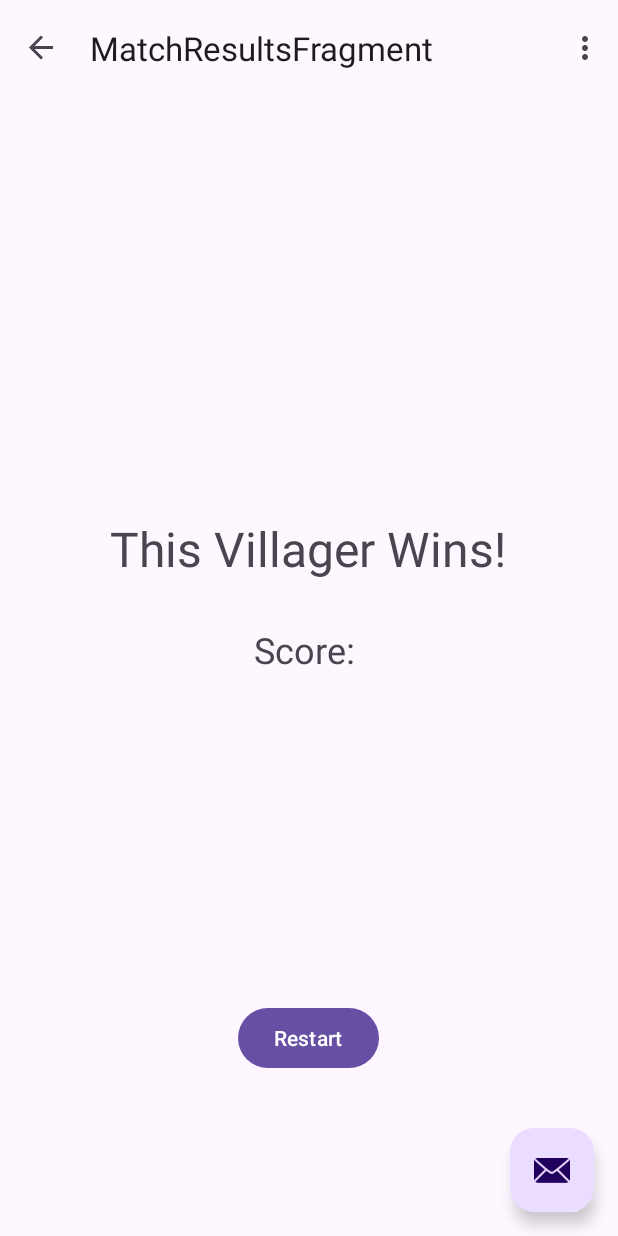
After one commit to averylg/MinecraftMarchMadness, an Android app: the MatchResultsFragment screen opened through its navigation route, on a phone screen of 412 x 824 dp. The commit adds this screen. Run offline under Robolectric (Android 15) with nearby library versions, the phone set to English and light mode, and no system bars; our stand-ins replace navigation-ui.

Commit message:
Modified fragment layout for match results, pushing other changes to github

```diff
--- a/AndroidApp/app/build.gradle.kts
+++ b/AndroidApp/app/build.gradle.kts
@@ -51,6 +51,10 @@ dependencies {
     implementation("com.google.firebase:firebase-database-ktx:21.0.0")
     implementation("io.socket:socket.io-client:2.0.0")
     implementation("com.tinder.scarlet:scarlet:0.1.12")
+    implementation("androidx.legacy:legacy-support-v4:1.0.0")
+    implementation("androidx.lifecycle:lifecycle-livedata-ktx:2.6.1")
+    implementation("androidx.lifecycle:lifecycle-viewmodel-ktx:2.6.1")
+    implementation("androidx.fragment:fragment-ktx:1.5.6")
 
     testImplementation("junit:junit:4.13.2")
     androidTestImplementation("androidx.test.ext:junit:1.1.5")
--- /dev/null
+++ b/AndroidApp/app/src/main/java/com/averylg/villagerng/MatchResultsFragment.kt
@@ -0,0 +1,81 @@
+package com.averylg.villagerng
+
+import android.os.Bundle
+import androidx.fragment.app.Fragment
+import android.view.LayoutInflater
+import android.view.View
+import android.view.ViewGroup
+import androidx.navigation.fragment.findNavController
+import com.averylg.villagerng.databinding.FragmentMatchResultsBinding
+import okhttp3.OkHttpClient
+import okhttp3.Request
+import okhttp3.WebSocket
+import okhttp3.WebSocketListener
+import okio.ByteString
+import org.json.JSONObject
+
+class MatchResultsFragment : Fragment() {
+
+    private var _binding: FragmentMatchResultsBinding? = null
+    private val binding get() = _binding!!
+
+
+    private lateinit var okSocketClient: OkHttpClient
+
+    override fun onCreateView(
+        inflater: LayoutInflater, container: ViewGroup?,
+        savedInstanceState: Bundle?
+    ): View? {
+
+        _binding = FragmentMatchResultsBinding.inflate(inflater, container, false)
+        return binding.root
+
+    }
+
+    override fun onViewCreated(view: View, savedInstanceState: Bundle?) {
+        super.onViewCreated(view, savedInstanceState)
+
+        okSocketClient = OkHttpClient()
+
+        val request = Request.Builder()
+            .url("ws://10.0.2.2:8081")
+            .build()
+
+        val webSocketListener = object : WebSocketListener() {
+            override fun onMessage(webSocket: WebSocket, bytes: ByteString) {
+                val winnerLabel = binding.winner
+                val score = binding.score
+
+                val msg = JSONObject(bytes.utf8())
+                val winnerText = msg.getString("winner")
+
+                val villager1 = msg.getJSONObject("villager1")
+                val villager2 = msg.getJSONObject("villager2")
+
+
+
+                if (winnerText.contains("wins")) {
+                    if (villager1.getInt("health") == 0) {
+                        score.text = "Health Remaining: ${villager2.get("health")}"
+                    } else if (villager2.getInt("health") == 0) {
+                        score.text = "Health Remaining: ${villager1.get("health")}"
+                    }
+                    winnerLabel.text = msg.getString("winner")
+                    binding.buttonRestart.setOnClickListener {
+                        findNavController().navigate(R.id.action_matchResultsFragment_to_FirstFragment)
+                    }
+                } else {
+                    winnerLabel.text = "It's a draw!"
+                    score.text = "Tap the button to rerun the match!"
+                    binding.buttonRestart.setOnClickListener {
+
+
+
+                        findNavController().navigate(R.id.action_matchResultsFragment_to_SecondFragment)
+                    }
+                }
+            }
+        }
+        okSocketClient.newWebSocket(request, webSocketListener)
+    }
+}
--- a/AndroidApp/app/src/main/java/com/averylg/villagerng/MonitorStatusFragment.kt
+++ b/AndroidApp/app/src/main/java/com/averylg/villagerng/MonitorStatusFragment.kt
@@ -113,7 +113,11 @@ class MonitorStatusFragment : Fragment() {
 
                     }
 
-                    Log.d("TEST", "halp")
+                    val result = jsonObject.getString("winner")
+
+                    if (result.contains("wins") || result.contains("draw")) {
+                        findNavController().navigate(R.id.action_SecondFragment_to_matchResultsFragment)
+                    }
 
                 } catch (e: Exception) {
                     e.printStackTrace()
--- a/AndroidApp/app/src/main/java/com/averylg/villagerng/NameVillagersFragment.kt
+++ b/AndroidApp/app/src/main/java/com/averylg/villagerng/NameVillagersFragment.kt
@@ -47,8 +47,6 @@ class NameVillagersFragment : Fragment() {
 
         _binding = FragmentFirstBinding.inflate(inflater, container, false)
         return binding.root
-
-
     }
 
     override fun onResume() {
--- /dev/null
+++ b/AndroidApp/app/src/main/res/layout/fragment_match_results.xml
@@ -0,0 +1,43 @@
+<androidx.constraintlayout.widget.ConstraintLayout
+    xmlns:android="http://schemas.android.com/apk/res/android"
+    xmlns:app="http://schemas.android.com/apk/res-auto"
+    xmlns:tools="http://schemas.android.com/tools"
+    android:layout_width="match_parent"
+    android:layout_height="match_parent">
+
+    <Button
+        android:id="@+id/button_restart"
+        android:layout_width="wrap_content"
+        android:layout_height="wrap_content"
+        android:layout_marginBottom="108dp"
+        android:text="@string/previous"
+        app:layout_constraintBottom_toBottomOf="parent"
+        app:layout_constraintEnd_toEndOf="parent"
+        app:layout_constraintHorizontal_bias="0.498"
+        app:layout_constraintStart_toStartOf="parent" />
+
+    <TextView
+        android:id="@+id/winner"
+        android:layout_width="wrap_content"
+        android:layout_height="wrap_content"
+        android:layout_marginTop="280dp"
+        android:text="This Villager Wins!"
+        android:textSize="32dp"
+        app:layout_constraintEnd_toEndOf="parent"
+        app:layout_constraintHorizontal_bias="0.496"
+        app:layout_constraintStart_toStartOf="parent"
+        app:layout_constraintTop_toTopOf="parent" />
+
+    <TextView
+        android:layout_width="wrap_content"
+        android:layout_height="wrap_content"
+        android:id="@+id/score"
+        android:text="Score: "
+        android:textSize="24dp"
+        app:layout_constraintBottom_toTopOf="@+id/button_restart"
+        app:layout_constraintEnd_toEndOf="parent"
+        app:layout_constraintStart_toStartOf="parent"
+        app:layout_constraintTop_toBottomOf="@+id/winner"
+        app:layout_constraintVertical_bias="0.118" />
+
+</androidx.constraintlayout.widget.ConstraintLayout>
--- a/AndroidApp/app/src/main/res/navigation/nav_graph.xml
+++ b/AndroidApp/app/src/main/res/navigation/nav_graph.xml
@@ -24,5 +24,19 @@
         <action
             android:id="@+id/action_SecondFragment_to_FirstFragment"
             app:destination="@id/FirstFragment" />
+        <action
+            android:id="@+id/action_SecondFragment_to_matchResultsFragment"
+            app:destination="@id/matchResultsFragment" />
+    </fragment>
+    <fragment
+        android:id="@+id/matchResultsFragment"
+        android:name="com.averylg.villagerng.MatchResultsFragment"
+        android:label="MatchResultsFragment" >
+        <action
+            android:id="@+id/action_matchResultsFragment_to_FirstFragment"
+            app:destination="@id/FirstFragment" />
+        <action
+            android:id="@+id/action_matchResultsFragment_to_SecondFragment"
+            app:destination="@id/SecondFragment" />
     </fragment>
 </navigation>
```
